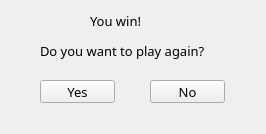
This is Baratynskiy10813/source/GUI/ifwinwidget.ui in h31/ProgrammingCourseBackup as Qt 5 draws it before an edit. The edited form follows.
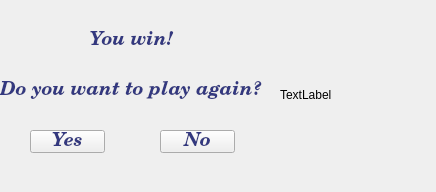
This is the edited form.

Diff of the .ui file:
```diff
--- a/Baratynskiy10813/source/GUI/ifwinwidget.ui
+++ b/Baratynskiy10813/source/GUI/ifwinwidget.ui
@@ -6,26 +6,78 @@
    <rect>
     <x>0</x>
     <y>0</y>
-    <width>266</width>
-    <height>134</height>
+    <width>436</width>
+    <height>192</height>
    </rect>
   </property>
+  <property name="minimumSize">
+   <size>
+    <width>436</width>
+    <height>192</height>
+   </size>
+  </property>
+  <property name="maximumSize">
+   <size>
+    <width>436</width>
+    <height>192</height>
+   </size>
+  </property>
   <property name="windowTitle">
    <string>You win!</string>
   </property>
   <widget class="QPushButton" name="yes">
    <property name="geometry">
     <rect>
-     <x>40</x>
-     <y>80</y>
+     <x>30</x>
+     <y>130</y>
      <width>75</width>
      <height>23</height>
     </rect>
    </property>
+   <property name="palette">
+    <palette>
+     <active>
+      <colorrole role="ButtonText">
+       <brush brushstyle="SolidPattern">
+        <color alpha="255">
+         <red>51</red>
+         <green>56</green>
+         <blue>127</blue>
+        </color>
+       </brush>
+      </colorrole>
+     </active>
+     <inactive>
+      <colorrole role="ButtonText">
+       <brush brushstyle="SolidPattern">
+        <color alpha="255">
+         <red>51</red>
+         <green>56</green>
+         <blue>127</blue>
+        </color>
+       </brush>
+      </colorrole>
+     </inactive>
+     <disabled>
+      <colorrole role="ButtonText">
+       <brush brushstyle="SolidPattern">
+        <color alpha="255">
+         <red>120</red>
+         <green>120</green>
+         <blue>120</blue>
+        </color>
+       </brush>
+      </colorrole>
+     </disabled>
+    </palette>
+   </property>
    <property name="font">
     <font>
-     <family>Broadway</family>
-     <pointsize>10</pointsize>
+     <family>Century Schoolbook</family>
+     <pointsize>14</pointsize>
+     <weight>75</weight>
+     <italic>true</italic>
+     <bold>true</bold>
     </font>
    </property>
    <property name="text">
@@ -35,16 +87,56 @@
   <widget class="QPushButton" name="no">
    <property name="geometry">
     <rect>
-     <x>150</x>
-     <y>80</y>
+     <x>160</x>
+     <y>130</y>
      <width>75</width>
      <height>23</height>
     </rect>
    </property>
+   <property name="palette">
+    <palette>
+     <active>
+      <colorrole role="ButtonText">
+       <brush brushstyle="SolidPattern">
+        <color alpha="255">
+         <red>51</red>
+         <green>56</green>
+         <blue>127</blue>
+        </color>
+       </brush>
+      </colorrole>
+     </active>
+     <inactive>
+      <colorrole role="ButtonText">
+       <brush brushstyle="SolidPattern">
+        <color alpha="255">
+         <red>51</red>
+         <green>56</green>
+         <blue>127</blue>
+        </color>
+       </brush>
+      </colorrole>
+     </inactive>
+     <disabled>
+      <colorrole role="ButtonText">
+       <brush brushstyle="SolidPattern">
+        <color alpha="255">
+         <red>120</red>
+         <green>120</green>
+         <blue>120</blue>
+        </color>
+       </brush>
+      </colorrole>
+     </disabled>
+    </palette>
+   </property>
    <property name="font">
     <font>
-     <family>Broadway</family>
-     <pointsize>10</pointsize>
+     <family>Century Schoolbook</family>
+     <pointsize>14</pointsize>
+     <weight>75</weight>
+     <italic>true</italic>
+     <bold>true</bold>
     </font>
    </property>
    <property name="text">
@@ -55,15 +147,55 @@
    <property name="geometry">
     <rect>
      <x>90</x>
-     <y>10</y>
-     <width>71</width>
+     <y>30</y>
+     <width>101</width>
      <height>21</height>
     </rect>
    </property>
+   <property name="palette">
+    <palette>
+     <active>
+      <colorrole role="WindowText">
+       <brush brushstyle="SolidPattern">
+        <color alpha="255">
+         <red>51</red>
+         <green>56</green>
+         <blue>127</blue>
+        </color>
+       </brush>
+      </colorrole>
+     </active>
+     <inactive>
+      <colorrole role="WindowText">
+       <brush brushstyle="SolidPattern">
+        <color alpha="255">
+         <red>51</red>
+         <green>56</green>
+         <blue>127</blue>
+        </color>
+       </brush>
+      </colorrole>
+     </inactive>
+     <disabled>
+      <colorrole role="WindowText">
+       <brush brushstyle="SolidPattern">
+        <color alpha="255">
+         <red>120</red>
+         <green>120</green>
+         <blue>120</blue>
+        </color>
+       </brush>
+      </colorrole>
+     </disabled>
+    </palette>
+   </property>
    <property name="font">
     <font>
-     <family>Broadway</family>
-     <pointsize>10</pointsize>
+     <family>Century Schoolbook</family>
+     <pointsize>14</pointsize>
+     <weight>75</weight>
+     <italic>true</italic>
+     <bold>true</bold>
     </font>
    </property>
    <property name="text">
@@ -73,22 +205,81 @@
   <widget class="QLabel" name="label_2">
    <property name="geometry">
     <rect>
-     <x>40</x>
-     <y>40</y>
-     <width>191</width>
+     <x>0</x>
+     <y>80</y>
+     <width>271</width>
      <height>21</height>
     </rect>
    </property>
+   <property name="palette">
+    <palette>
+     <active>
+      <colorrole role="WindowText">
+       <brush brushstyle="SolidPattern">
+        <color alpha="255">
+         <red>51</red>
+         <green>56</green>
+         <blue>127</blue>
+        </color>
+       </brush>
+      </colorrole>
+     </active>
+     <inactive>
+      <colorrole role="WindowText">
+       <brush brushstyle="SolidPattern">
+        <color alpha="255">
+         <red>51</red>
+         <green>56</green>
+         <blue>127</blue>
+        </color>
+       </brush>
+      </colorrole>
+     </inactive>
+     <disabled>
+      <colorrole role="WindowText">
+       <brush brushstyle="SolidPattern">
+        <color alpha="255">
+         <red>120</red>
+         <green>120</green>
+         <blue>120</blue>
+        </color>
+       </brush>
+      </colorrole>
+     </disabled>
+    </palette>
+   </property>
    <property name="font">
     <font>
-     <family>Broadway</family>
-     <pointsize>10</pointsize>
+     <family>Century Schoolbook</family>
+     <pointsize>14</pointsize>
+     <weight>75</weight>
+     <italic>true</italic>
+     <bold>true</bold>
     </font>
    </property>
    <property name="text">
     <string>Do you want to play again?</string>
    </property>
   </widget>
+  <widget class="QLabel" name="label_3">
+   <property name="geometry">
+    <rect>
+     <x>280</x>
+     <y>30</y>
+     <width>151</width>
+     <height>130</height>
+    </rect>
+   </property>
+   <property name="maximumSize">
+    <size>
+     <width>160</width>
+     <height>130</height>
+    </size>
+   </property>
+   <property name="text">
+    <string>TextLabel</string>
+   </property>
+  </widget>
  </widget>
  <resources/>
  <connections>
```
Left out of the diff: 6 changed lines with no effect on the pictures.
